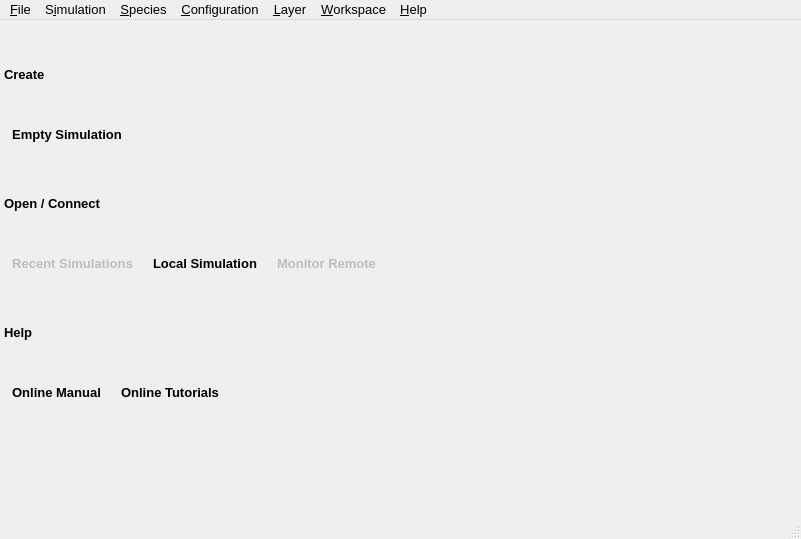
Above: src/gui/gui.ui from disorderedmaterials/dissolve before the change. Below: the same form after it.
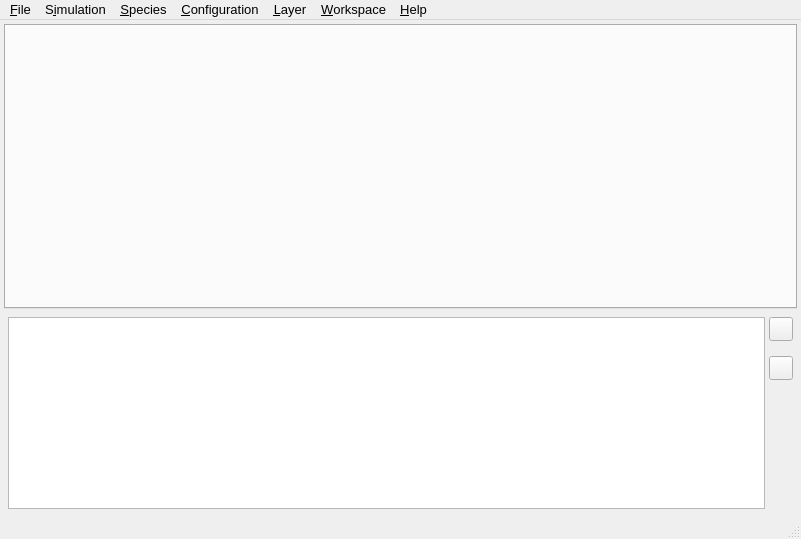
That is the form after the change. Icons and pictures are not drawn. Custom widgets are drawn as their Qt base class.

Commit message: Remove main stack, simplify layout.

Diff of the .ui file:
```diff
--- a/src/gui/gui.ui
+++ b/src/gui/gui.ui
@@ -23,938 +23,166 @@
     <normaloff>:/dissolve/icons/dissolve.png</normaloff>:/dissolve/icons/dissolve.png</iconset>
   </property>
   <widget class="QWidget" name="Centralwidget">
-   <layout class="QVBoxLayout" name="verticalLayout_3">
+   <layout class="QVBoxLayout" name="verticalLayout">
     <property name="spacing">
-     <number>0</number>
+     <number>4</number>
     </property>
     <property name="leftMargin">
-     <number>0</number>
+     <number>4</number>
     </property>
     <property name="topMargin">
-     <number>0</number>
+     <number>4</number>
     </property>
     <property name="rightMargin">
-     <number>0</number>
+     <number>4</number>
     </property>
     <property name="bottomMargin">
-     <number>0</number>
+     <number>4</number>
     </property>
     <item>
-     <widget class="SuperStackedWidget" name="MainStack">
+     <widget class="MainTabsWidget" name="MainTabs">
+      <property name="sizePolicy">
+       <sizepolicy hsizetype="Expanding" vsizetype="Expanding">
+        <horstretch>0</horstretch>
+        <verstretch>10</verstretch>
+       </sizepolicy>
+      </property>
       <property name="currentIndex">
-       <number>0</number>
+       <number>-1</number>
       </property>
-      <widget class="QWidget" name="StartPage">
-       <layout class="QVBoxLayout" name="verticalLayout_2">
-        <property name="spacing">
-         <number>12</number>
-        </property>
-        <property name="leftMargin">
-         <number>4</number>
-        </property>
-        <property name="topMargin">
-         <number>4</number>
-        </property>
-        <property name="rightMargin">
-         <number>4</number>
-        </property>
-        <property name="bottomMargin">
-         <number>4</number>
-        </property>
-        <item>
-         <spacer name="verticalSpacer_3">
-          <property name="orientation">
-           <enum>Qt::Vertical</enum>
-          </property>
-          <property name="sizeType">
-           <enum>QSizePolicy::Fixed</enum>
-          </property>
-          <property name="sizeHint" stdset="0">
-           <size>
-            <width>20</width>
-            <height>40</height>
-           </size>
-          </property>
-         </spacer>
-        </item>
-        <item>
-         <layout class="QVBoxLayout" name="verticalLayout_5">
-          <property name="spacing">
-           <number>4</number>
-          </property>
-          <item>
-           <layout class="QHBoxLayout" name="horizontalLayout_5">
-            <item>
-             <widget class="QLabel" name="label">
-              <property name="sizePolicy">
-               <sizepolicy hsizetype="Minimum" vsizetype="Preferred">
-                <horstretch>0</horstretch>
-                <verstretch>0</verstretch>
-               </sizepolicy>
-              </property>
-              <property name="font">
-               <font>
-                <weight>75</weight>
-                <bold>true</bold>
-               </font>
-              </property>
-              <property name="text">
-               <string>Create</string>
-              </property>
-             </widget>
-            </item>
-            <item>
-             <spacer name="horizontalSpacer">
-              <property name="orientation">
-               <enum>Qt::Horizontal</enum>
-              </property>
-              <property name="sizeHint" stdset="0">
-               <size>
-                <width>40</width>
-                <height>20</height>
-               </size>
-              </property>
-             </spacer>
-            </item>
-           </layout>
-          </item>
-          <item>
-           <layout class="QHBoxLayout" name="horizontalLayout_7">
-            <item>
-             <widget class="QToolButton" name="StartCreateNewButton">
-              <property name="sizePolicy">
-               <sizepolicy hsizetype="Minimum" vsizetype="Expanding">
-                <horstretch>0</horstretch>
-                <verstretch>0</verstretch>
-               </sizepolicy>
-              </property>
-              <property name="maximumSize">
-               <size>
-                <width>10000</width>
-                <height>10000</height>
-               </size>
-              </property>
-              <property name="font">
-               <font>
-                <pointsize>10</pointsize>
-                <weight>75</weight>
-                <bold>true</bold>
-               </font>
-              </property>
-              <property name="text">
-               <string>Empty Simulation</string>
-              </property>
-              <property name="icon">
-               <iconset resource="main.qrc">
-                <normaloff>:/start/icons/start_new.svg</normaloff>:/start/icons/start_new.svg</iconset>
-              </property>
-              <property name="iconSize">
-               <size>
-                <width>64</width>
-                <height>64</height>
-               </size>
-              </property>
-              <property name="toolButtonStyle">
-               <enum>Qt::ToolButtonTextUnderIcon</enum>
-              </property>
-              <property name="autoRaise">
-               <bool>true</bool>
-              </property>
-             </widget>
-            </item>
-            <item>
-             <spacer name="horizontalSpacer_4">
-              <property name="orientation">
-               <enum>Qt::Horizontal</enum>
-              </property>
-              <property name="sizeHint" stdset="0">
-               <size>
-                <width>372</width>
-                <height>93</height>
-               </size>
-              </property>
-             </spacer>
-            </item>
-           </layout>
-          </item>
-         </layout>
-        </item>
-        <item>
-         <layout class="QVBoxLayout" name="verticalLayout_6">
-          <property name="spacing">
-           <number>4</number>
-          </property>
-          <item>
-           <layout class="QHBoxLayout" name="horizontalLayout_8">
-            <item>
-             <widget class="QLabel" name="label_2">
-              <property name="sizePolicy">
-               <sizepolicy hsizetype="Minimum" vsizetype="Preferred">
-                <horstretch>0</horstretch>
-                <verstretch>0</verstretch>
-               </sizepolicy>
-              </property>
-              <property name="font">
-               <font>
-                <weight>75</weight>
-                <bold>true</bold>
-               </font>
-              </property>
-              <property name="text">
-               <string>Open / Connect</string>
-              </property>
-             </widget>
-            </item>
-            <item>
-             <spacer name="horizontalSpacer_2">
-              <property name="orientation">
-               <enum>Qt::Horizontal</enum>
-              </property>
-              <property name="sizeHint" stdset="0">
-               <size>
-                <width>40</width>
-                <height>20</height>
-               </size>
-              </property>
-             </spacer>
-            </item>
-           </layout>
-          </item>
-          <item>
-           <layout class="QHBoxLayout" name="horizontalLayout_9">
-            <item>
-             <widget class="QToolButton" name="StartOpenRecentButton">
-              <property name="enabled">
-               <bool>false</bool>
-              </property>
-              <property name="sizePolicy">
-               <sizepolicy hsizetype="Minimum" vsizetype="Expanding">
-                <horstretch>0</horstretch>
-                <verstretch>0</verstretch>
-               </sizepolicy>
-              </property>
-              <property name="maximumSize">
-               <size>
-                <width>10000</width>
-                <height>10000</height>
-               </size>
-              </property>
-              <property name="font">
-               <font>
-                <pointsize>10</pointsize>
-                <weight>75</weight>
-                <bold>true</bold>
-               </font>
-              </property>
-              <property name="text">
-               <string>Recent Simulations</string>
-              </property>
-              <property name="icon">
-               <iconset resource="main.qrc">
-                <normaloff>:/start/icons/start_openrecent.svg</normaloff>:/start/icons/start_openrecent.svg</iconset>
-              </property>
-              <property name="iconSize">
-               <size>
-                <width>64</width>
-                <height>64</height>
-               </size>
-              </property>
-              <property name="toolButtonStyle">
-               <enum>Qt::ToolButtonTextUnderIcon</enum>
-              </property>
-              <property name="autoRaise">
-               <bool>true</bool>
-              </property>
-             </widget>
-            </item>
-            <item>
-             <widget class="QToolButton" name="StartOpenLocalButton">
-              <property name="sizePolicy">
-               <sizepolicy hsizetype="Minimum" vsizetype="Expanding">
-                <horstretch>0</horstretch>
-                <verstretch>0</verstretch>
-               </sizepolicy>
-              </property>
-              <property name="maximumSize">
-               <size>
-                <width>10000</width>
-                <height>10000</height>
-               </size>
-              </property>
-              <property name="font">
-               <font>
-                <pointsize>10</pointsize>
-                <weight>75</weight>
-                <bold>true</bold>
-               </font>
-              </property>
-              <property name="text">
-               <string>Local Simulation</string>
-              </property>
-              <property name="icon">
-               <iconset resource="main.qrc">
-                <normaloff>:/start/icons/start_openlocal.svg</normaloff>:/start/icons/start_openlocal.svg</iconset>
-              </property>
-              <property name="iconSize">
-               <size>
-                <width>64</width>
-                <height>64</height>
-               </size>
-              </property>
-              <property name="toolButtonStyle">
-               <enum>Qt::ToolButtonTextUnderIcon</enum>
-              </property>
-              <property name="autoRaise">
-               <bool>true</bool>
-              </property>
-             </widget>
-            </item>
-            <item>
-             <widget class="QToolButton" name="StartConnectButton">
-              <property name="enabled">
-               <bool>false</bool>
-              </property>
-              <property name="sizePolicy">
-               <sizepolicy hsizetype="Minimum" vsizetype="Expanding">
-                <horstretch>0</horstretch>
-                <verstretch>0</verstretch>
-               </sizepolicy>
-              </property>
-              <property name="maximumSize">
-               <size>
-                <width>10000</width>
-                <height>10000</height>
-               </size>
-              </property>
-              <property name="font">
-               <font>
-                <pointsize>10</pointsize>
-                <weight>75</weight>
-                <bold>true</bold>
-               </font>
-              </property>
-              <property name="text">
-               <string>Monitor Remote</string>
-              </property>
-              <property name="icon">
-               <iconset resource="main.qrc">
-                <normaloff>:/start/icons/start_connect.svg</normaloff>:/start/icons/start_connect.svg</iconset>
-              </property>
-              <property name="iconSize">
-               <size>
-                <width>64</width>
-                <height>64</height>
-               </size>
-              </property>
-              <property name="toolButtonStyle">
-               <enum>Qt::ToolButtonTextUnderIcon</enum>
-              </property>
-              <property name="autoRaise">
-               <bool>true</bool>
-              </property>
-             </widget>
-            </item>
-            <item>
-             <spacer name="horizontalSpacer_5">
-              <property name="orientation">
-               <enum>Qt::Horizontal</enum>
-              </property>
-              <property name="sizeHint" stdset="0">
-               <size>
-                <width>372</width>
-                <height>93</height>
-               </size>
-              </property>
-             </spacer>
-            </item>
-           </layout>
-          </item>
-         </layout>
-        </item>
-        <item>
-         <layout class="QVBoxLayout" name="verticalLayout_7">
-          <property name="spacing">
-           <number>4</number>
-          </property>
-          <item>
-           <layout class="QHBoxLayout" name="horizontalLayout_10">
-            <item>
-             <widget class="QLabel" name="label_3">
-              <property name="sizePolicy">
-               <sizepolicy hsizetype="Minimum" vsizetype="Preferred">
-                <horstretch>0</horstretch>
-                <verstretch>0</verstretch>
-               </sizepolicy>
-              </property>
-              <property name="font">
-               <font>
-                <weight>75</weight>
-                <bold>true</bold>
-               </font>
-              </property>
-              <property name="text">
-               <string>Help</string>
-              </property>
-             </widget>
-            </item>
-            <item>
-             <spacer name="horizontalSpacer_6">
-              <property name="orientation">
-               <enum>Qt::Horizontal</enum>
-              </property>
-              <property name="sizeHint" stdset="0">
-               <size>
-                <width>40</width>
-                <height>20</height>
-               </size>
-              </property>
-             </spacer>
-            </item>
-           </layout>
-          </item>
-          <item>
-           <layout class="QHBoxLayout" name="horizontalLayout_11">
-            <item>
-             <widget class="QToolButton" name="StartOnlineManualButton">
-              <property name="sizePolicy">
-               <sizepolicy hsizetype="Minimum" vsizetype="Expanding">
-                <horstretch>0</horstretch>
-                <verstretch>0</verstretch>
-               </sizepolicy>
-              </property>
-              <property name="maximumSize">
-               <size>
-                <width>10000</width>
-                <height>10000</height>
-               </size>
-              </property>
-              <property name="font">
-               <font>
-                <pointsize>10</pointsize>
-                <weight>75</weight>
-                <bold>true</bold>
-               </font>
-              </property>
-              <property name="text">
-               <string>Online Manual</string>
-              </property>
-              <property name="icon">
-               <iconset resource="main.qrc">
-                <normaloff>:/start/icons/start_manual.svg</normaloff>:/start/icons/start_manual.svg</iconset>
-              </property>
-              <property name="iconSize">
-               <size>
-                <width>64</width>
-                <height>64</height>
-               </size>
-              </property>
-              <property name="toolButtonStyle">
-               <enum>Qt::ToolButtonTextUnderIcon</enum>
-              </property>
-              <property name="autoRaise">
-               <bool>true</bool>
-              </property>
-             </widget>
-            </item>
-            <item>
-             <widget class="QToolButton" name="StartOnlineTutorialsButton">
-              <property name="sizePolicy">
-               <sizepolicy hsizetype="Minimum" vsizetype="Expanding">
-                <horstretch>0</horstretch>
-                <verstretch>0</verstretch>
-               </sizepolicy>
-              </property>
-              <property name="maximumSize">
-               <size>
-                <width>10000</width>
-                <height>10000</height>
-               </size>
-              </property>
-              <property name="font">
-               <font>
-                <pointsize>10</pointsize>
-                <weight>75</weight>
-                <bold>true</bold>
-               </font>
-              </property>
-              <property name="text">
-               <string>Online Tutorials</string>
-              </property>
-              <property name="icon">
-               <iconset resource="main.qrc">
-                <normaloff>:/start/icons/start_tutorials.svg</normaloff>:/start/icons/start_tutorials.svg</iconset>
-              </property>
-              <property name="iconSize">
-               <size>
-                <width>64</width>
-                <height>64</height>
-               </size>
-              </property>
-              <property name="toolButtonStyle">
-               <enum>Qt::ToolButtonTextUnderIcon</enum>
-              </property>
-              <property name="autoRaise">
-               <bool>true</bool>
-              </property>
-             </widget>
-            </item>
-            <item>
-             <spacer name="horizontalSpacer_7">
-              <property name="orientation">
-               <enum>Qt::Horizontal</enum>
-              </property>
-              <property name="sizeHint" stdset="0">
-               <size>
-                <width>372</width>
-                <height>93</height>
-               </size>
-              </property>
-             </spacer>
-            </item>
-           </layout>
-          </item>
-         </layout>
-        </item>
-        <item>
-         <spacer name="verticalSpacer_4">
-          <property name="orientation">
-           <enum>Qt::Vertical</enum>
-          </property>
-          <property name="sizeType">
-           <enum>QSizePolicy::Expanding</enum>
-          </property>
-          <property name="sizeHint" stdset="0">
-           <size>
-            <width>20</width>
-            <height>474</height>
-           </size>
-          </property>
-         </spacer>
-        </item>
-       </layout>
-      </widget>
-      <widget class="QWidget" name="SimulationPage">
-       <layout class="QHBoxLayout" name="horizontalLayout_6">
-        <property name="spacing">
-         <number>4</number>
-        </property>
-        <property name="leftMargin">
-         <number>4</number>
-        </property>
-        <property name="topMargin">
-         <number>4</number>
-        </property>
-        <property name="rightMargin">
-         <number>4</number>
-        </property>
-        <property name="bottomMargin">
-         <number>4</number>
-        </property>
-        <item>
-         <widget class="QSplitter" name="splitter">
-          <property name="orientation">
-           <enum>Qt::Vertical</enum>
-          </property>
-          <widget class="QWidget" name="MainWidget" native="true">
+     </widget>
+    </item>
+    <item>
+     <widget class="QWidget" name="MessagesWidget" native="true">
+      <layout class="QHBoxLayout" name="horizontalLayout_2">
+       <property name="spacing">
+        <number>4</number>
+       </property>
+       <property name="leftMargin">
+        <number>4</number>
+       </property>
+       <property name="topMargin">
+        <number>4</number>
+       </property>
+       <property name="rightMargin">
+        <number>4</number>
+       </property>
+       <property name="bottomMargin">
+        <number>4</number>
+       </property>
+       <item>
+        <widget class="QTextEdit" name="MessagesEdit">
+         <property name="sizePolicy">
+          <sizepolicy hsizetype="Expanding" vsizetype="Minimum">
+           <horstretch>0</horstretch>
+           <verstretch>0</verstretch>
+          </sizepolicy>
+         </property>
+         <property name="font">
+          <font>
+           <pointsize>8</pointsize>
+          </font>
+         </property>
+         <property name="focusPolicy">
+          <enum>Qt::NoFocus</enum>
+         </property>
+         <property name="undoRedoEnabled">
+          <bool>false</bool>
+         </property>
+         <property name="readOnly">
+          <bool>true</bool>
+         </property>
+         <property name="acceptRichText">
+          <bool>false</bool>
+         </property>
+        </widget>
+       </item>
+       <item>
+        <layout class="QVBoxLayout" name="verticalLayout_4">
+         <property name="spacing">
+          <number>0</number>
+         </property>
+         <item>
+          <widget class="QToolButton" name="MessagesIncreaseFontSizeButton">
+           <property name="minimumSize">
+            <size>
+             <width>24</width>
+             <height>24</height>
+            </size>
+           </property>
+           <property name="icon">
+            <iconset resource="main.qrc">
+             <normaloff>:/general/icons/general_arrowup.svg</normaloff>:/general/icons/general_arrowup.svg</iconset>
+           </property>
+           <property name="iconSize">
+            <size>
+             <width>16</width>
+             <height>16</height>
+            </size>
+           </property>
+          </widget>
+         </item>
+         <item>
+          <widget class="QLabel" name="MessagesFontLabel">
            <property name="sizePolicy">
-            <sizepolicy hsizetype="Expanding" vsizetype="Expanding">
+            <sizepolicy hsizetype="Fixed" vsizetype="Fixed">
              <horstretch>0</horstretch>
-             <verstretch>15</verstretch>
+             <verstretch>0</verstretch>
             </sizepolicy>
            </property>
-           <layout class="QHBoxLayout" name="horizontalLayout">
-            <property name="spacing">
-             <number>4</number>
-            </property>
-            <property name="leftMargin">
-             <number>0</number>
-            </property>
-            <property name="topMargin">
-             <number>0</number>
-            </property>
-            <property name="rightMargin">
-             <number>0</number>
-            </property>
-            <property name="bottomMargin">
-             <number>0</number>
-            </property>
-            <item>
-             <layout class="QVBoxLayout" name="verticalLayout">
-              <property name="spacing">
-               <number>2</number>
-              </property>
-              <item>
-               <widget class="QLabel" name="DissolveLabel">
-                <property name="minimumSize">
-                 <size>
-                  <width>50</width>
-                  <height>50</height>
-                 </size>
-                </property>
-                <property name="maximumSize">
-                 <size>
-                  <width>50</width>
-                  <height>50</height>
-                 </size>
-                </property>
-                <property name="text">
-                 <string/>
-                </property>
-                <property name="pixmap">
-                 <pixmap resource="main.qrc">:/dissolve/icons/dissolve.png</pixmap>
-                </property>
-                <property name="scaledContents">
-                 <bool>true</bool>
-                </property>
-               </widget>
-              </item>
-              <item>
-               <widget class="QLabel" name="ControlIterationLabel">
-                <property name="font">
-                 <font>
-                  <pointsize>9</pointsize>
-                  <weight>75</weight>
-                  <bold>true</bold>
-                 </font>
-                </property>
-                <property name="text">
-                 <string>000000</string>
-                </property>
-                <property name="alignment">
-                 <set>Qt::AlignCenter</set>
-                </property>
-               </widget>
-              </item>
-              <item>
-               <widget class="QToolButton" name="ControlRunButton">
-                <property name="sizePolicy">
-                 <sizepolicy hsizetype="Fixed" vsizetype="Fixed">
-                  <horstretch>0</horstretch>
-                  <verstretch>0</verstretch>
-                 </sizepolicy>
-                </property>
-                <property name="minimumSize">
-                 <size>
-                  <width>50</width>
-                  <height>50</height>
-                 </size>
-                </property>
-                <property name="font">
-                 <font>
-                  <weight>50</weight>
-                  <bold>false</bold>
-                 </font>
-                </property>
-                <property name="toolTip">
-                 <string>Run the current simulation</string>
-                </property>
-                <property name="text">
-                 <string>Run</string>
-                </property>
-                <property name="icon">
-                 <iconset resource="main.qrc">
-                  <normaloff>:/control/icons/control_play.svg</normaloff>:/control/icons/control_play.svg</iconset>
-                </property>
-                <property name="iconSize">
-                 <size>
-                  <width>40</width>
-                  <height>40</height>
-                 </size>
-                </property>
-                <property name="toolButtonStyle">
-                 <enum>Qt::ToolButtonIconOnly</enum>
-                </property>
-               </widget>
-              </item>
-              <item>
-               <widget class="QToolButton" name="ControlStepButton">
-                <property name="sizePolicy">
-                 <sizepolicy hsizetype="Fixed" vsizetype="Fixed">
-                  <horstretch>0</horstretch>
-                  <verstretch>0</verstretch>
-                 </sizepolicy>
-                </property>
-                <property name="minimumSize">
-                 <size>
-                  <width>50</width>
-                  <height>50</height>
-                 </size>
-                </property>
-                <property name="font">
-                 <font>
-                  <weight>50</weight>
-                  <bold>false</bold>
-                 </font>
-                </property>
-                <property name="toolTip">
-                 <string>Step the current simulation (perform one iteration)</string>
-                </property>
-                <property name="text">
-                 <string>Step</string>
-                </property>
-                <property name="icon">
-                 <iconset resource="main.qrc">
-                  <normaloff>:/control/icons/control_step.svg</normaloff>:/control/icons/control_step.svg</iconset>
-                </property>
-                <property name="iconSize">
-                 <size>
-                  <width>32</width>
-                  <height>32</height>
-                 </size>
-                </property>
-                <property name="toolButtonStyle">
-                 <enum>Qt::ToolButtonIconOnly</enum>
-                </property>
-               </widget>
-              </item>
-              <item>
-               <widget class="QToolButton" name="ControlPauseButton">
-                <property name="enabled">
-                 <bool>false</bool>
-                </property>
-                <property name="sizePolicy">
-                 <sizepolicy hsizetype="Fixed" vsizetype="Fixed">
-                  <horstretch>0</horstretch>
-                  <verstretch>0</verstretch>
-                 </sizepolicy>
-                </property>
-                <property name="minimumSize">
-                 <size>
-                  <width>50</width>
-                  <height>50</height>
-                 </size>
-                </property>
-                <property name="toolTip">
-                 <string>Stop (pause) the current simulation</string>
-                </property>
-                <property name="text">
-                 <string>Pause</string>
-                </property>
-                <property name="icon">
-                 <iconset resource="main.qrc">
-                  <normaloff>:/control/icons/control_pause.svg</normaloff>:/control/icons/control_pause.svg</iconset>
-                </property>
-                <property name="iconSize">
-                 <size>
-                  <width>32</width>
-                  <height>32</height>
-                 </size>
-                </property>
-                <property name="toolButtonStyle">
-                 <enum>Qt::ToolButtonIconOnly</enum>
-                </property>
-               </widget>
-              </item>
-              <item>
-               <widget class="Line" name="line">
-                <property name="orientation">
-                 <enum>Qt::Horizontal</enum>
-                </property>
-               </widget>
-              </item>
-              <item>
-               <widget class="QToolButton" name="ControlReloadButton">
-                <property name="enabled">
-                 <bool>false</bool>
-                </property>
-                <property name="sizePolicy">
-                 <sizepolicy hsizetype="Fixed" vsizetype="Fixed">
-                  <horstretch>0</horstretch>
-                  <verstretch>0</verstretch>
-                 </sizepolicy>
-                </property>
-                <property name="minimumSize">
-                 <size>
-                  <width>50</width>
-                  <height>50</height>
-                 </size>
-                </property>
-                <property name="toolTip">
-                 <string/>
-                </property>
-                <property name="text">
-                 <string>Reload</string>
-                </property>
-                <property name="icon">
-                 <iconset resource="main.qrc">
-                  <normaloff>:/general/icons/general_repeat.svg</normaloff>:/general/icons/general_repeat.svg</iconset>
-                </property>
-                <property name="iconSize">
-                 <size>
-                  <width>32</width>
-                  <height>32</height>
-                 </size>
-                </property>
-                <property name="toolButtonStyle">
-                 <enum>Qt::ToolButtonIconOnly</enum>
-                </property>
-               </widget>
-              </item>
-              <item>
-               <spacer name="verticalSpacer">
-                <property name="orientation">
-                 <enum>Qt::Vertical</enum>
-                </property>
-                <property name="sizeHint" stdset="0">
-                 <size>
-                  <width>20</width>
-                  <height>40</height>
-                 </size>
-                </property>
-               </spacer>
-              </item>
-             </layout>
-            </item>
-            <item>
-             <widget class="MainTabsWidget" name="MainTabs">
-              <property name="sizePolicy">
-               <sizepolicy hsizetype="Expanding" vsizetype="Expanding">
-                <horstretch>0</horstretch>
-                <verstretch>10</verstretch>
-               </sizepolicy>
-              </property>
-              <property name="currentIndex">
-               <number>-1</number>
-              </property>
-             </widget>
-            </item>
-           </layout>
+           <property name="maximumSize">
+            <size>
+             <width>24</width>
+             <height>24</height>
+            </size>
+           </property>
+           <property name="text">
+            <string/>
+           </property>
+           <property name="pixmap">
+            <pixmap resource="main.qrc">:/general/icons/general_font.svg</pixmap>
+           </property>
+           <property name="scaledContents">
+            <bool>true</bool>
+           </property>
           </widget>
-          <widget class="QWidget" name="MessagesWidget" native="true">
-           <layout class="QHBoxLayout" name="horizontalLayout_3">
-            <property name="spacing">
-             <number>4</number>
-            </property>
-            <property name="leftMargin">
-             <number>0</number>
-            </property>
-            <property name="topMargin">
-             <number>0</number>
-            </property>
-            <property name="rightMargin">
-             <number>0</number>
-            </property>
-            <property name="bottomMargin">
-             <number>0</number>
-            </property>
-            <item>
-             <layout class="QVBoxLayout" name="verticalLayout_4">
-              <property name="spacing">
-               <number>0</number>
-              </property>
-              <item>
-               <widget class="QToolButton" name="MessagesIncreaseFontSizeButton">
-                <property name="minimumSize">
-                 <size>
-                  <width>24</width>
-                  <height>24</height>
-                 </size>
-                </property>
-                <property name="icon">
-                 <iconset resource="main.qrc">
-                  <normaloff>:/general/icons/general_arrowup.svg</normaloff>:/general/icons/general_arrowup.svg</iconset>
-                </property>
-                <property name="iconSize">
-                 <size>
-                  <width>16</width>
-                  <height>16</height>
-                 </size>
-                </property>
-               </widget>
-              </item>
-              <item>
-               <widget class="QLabel" name="MessagesFontLabel">
-                <property name="sizePolicy">
-                 <sizepolicy hsizetype="Fixed" vsizetype="Fixed">
-                  <horstretch>0</horstretch>
-                  <verstretch>0</verstretch>
-                 </sizepolicy>
-                </property>
-                <property name="maximumSize">
-                 <size>
-                  <width>24</width>
-                  <height>24</height>
-                 </size>
-                </property>
-                <property name="text">
-                 <string/>
-                </property>
-                <property name="pixmap">
-                 <pixmap resource="main.qrc">:/general/icons/general_font.svg</pixmap>
-                </property>
-                <property name="scaledContents">
-                 <bool>true</bool>
-                </property>
-               </widget>
-              </item>
-              <item>
-               <widget class="QToolButton" name="MessagesDecreaseFontSizeButton">
-                <property name="minimumSize">
-                 <size>
-                  <width>24</width>
-                  <height>24</height>
-                 </size>
-                </property>
-                <property name="icon">
-                 <iconset resource="main.qrc">
-                  <normaloff>:/general/icons/general_arrowdown.svg</normaloff>:/general/icons/general_arrowdown.svg</iconset>
-                </property>
-                <property name="iconSize">
-                 <size>
-                  <width>16</width>
-                  <height>16</height>
-                 </size>
-                </property>
-               </widget>
-              </item>
-              <item>
-               <spacer name="verticalSpacer_2">
-                <property name="orientation">
-                 <enum>Qt::Vertical</enum>
-                </property>
-                <property name="sizeHint" stdset="0">
-                 <size>
-                  <width>20</width>
-                  <height>40</height>
-                 </size>
-                </property>
-               </spacer>
-              </item>
-             </layout>
-            </item>
-            <item>
-             <widget class="QTextEdit" name="MessagesEdit">
-              <property name="sizePolicy">
-               <sizepolicy hsizetype="Expanding" vsizetype="Minimum">
-                <horstretch>0</horstretch>
-                <verstretch>0</verstretch>
-               </sizepolicy>
-              </property>
-              <property name="font">
-               <font>
-                <pointsize>8</pointsize>
-               </font>
-              </property>
-              <property name="focusPolicy">
-               <enum>Qt::NoFocus</enum>
-              </property>
-              <property name="undoRedoEnabled">
-               <bool>false</bool>
-              </property>
-              <property name="readOnly">
-               <bool>true</bool>
-              </property>
-              <property name="acceptRichText">
-               <bool>false</bool>
-              </property>
-             </widget>
-            </item>
-           </layout>
+         </item>
+         <item>
+          <widget class="QToolButton" name="MessagesDecreaseFontSizeButton">
+           <property name="minimumSize">
+            <size>
+             <width>24</width>
+             <height>24</height>
+            </size>
+           </property>
+           <property name="icon">
+            <iconset resource="main.qrc">
+             <normaloff>:/general/icons/general_arrowdown.svg</normaloff>:/general/icons/general_arrowdown.svg</iconset>
+           </property>
+           <property name="iconSize">
+            <size>
+             <width>16</width>
+             <height>16</height>
+            </size>
+           </property>
           </widget>
-         </widget>
-        </item>
-       </layout>
-      </widget>
+         </item>
+         <item>
+          <spacer name="verticalSpacer_2">
+           <property name="orientation">
+            <enum>Qt::Vertical</enum>
+           </property>
+           <property name="sizeHint" stdset="0">
+            <size>
+             <width>20</width>
+             <height>40</height>
+            </size>
+           </property>
+          </spacer>
+         </item>
+        </layout>
+       </item>
+      </layout>
      </widget>
     </item>
    </layout>
@@ -1720,12 +948,6 @@
    <header>gui/maintabswidget.hui</header>
    <container>1</container>
   </customwidget>
-  <customwidget>
-   <class>SuperStackedWidget</class>
-   <extends>QStackedWidget</extends>
-   <header>gui/widgets/superstackedwidget.hui</header>
-   <container>1</container>
-  </customwidget>
  </customwidgets>
  <resources>
   <include location="main.qrc"/>
```
The commit also changes 7 other files.
